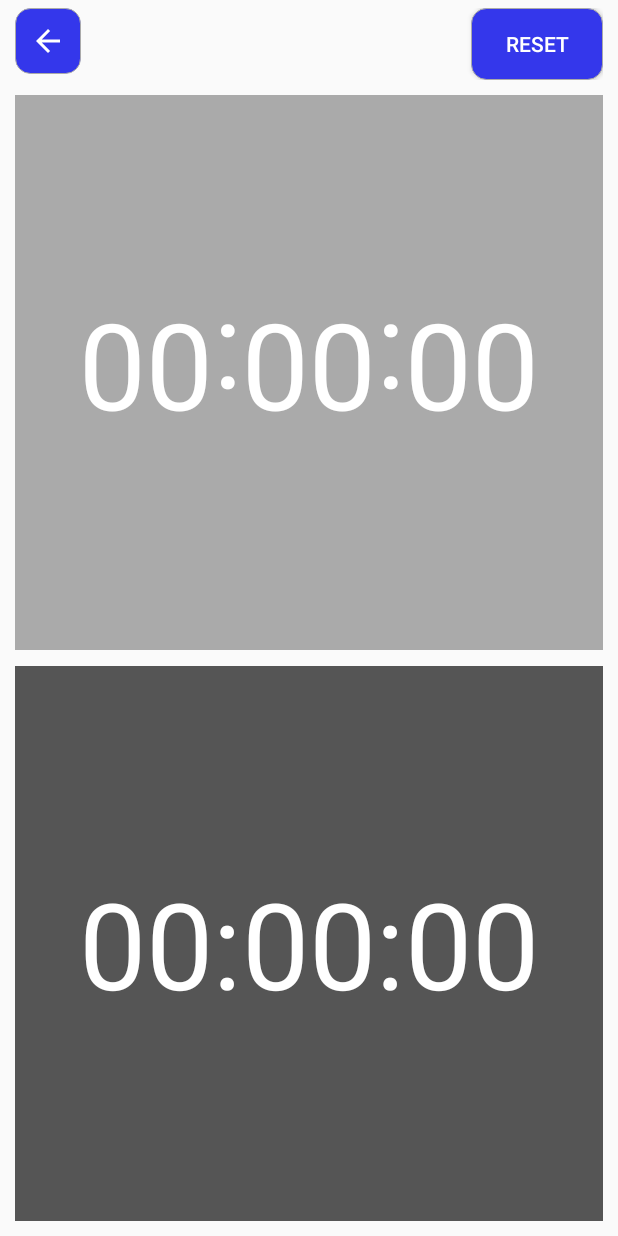
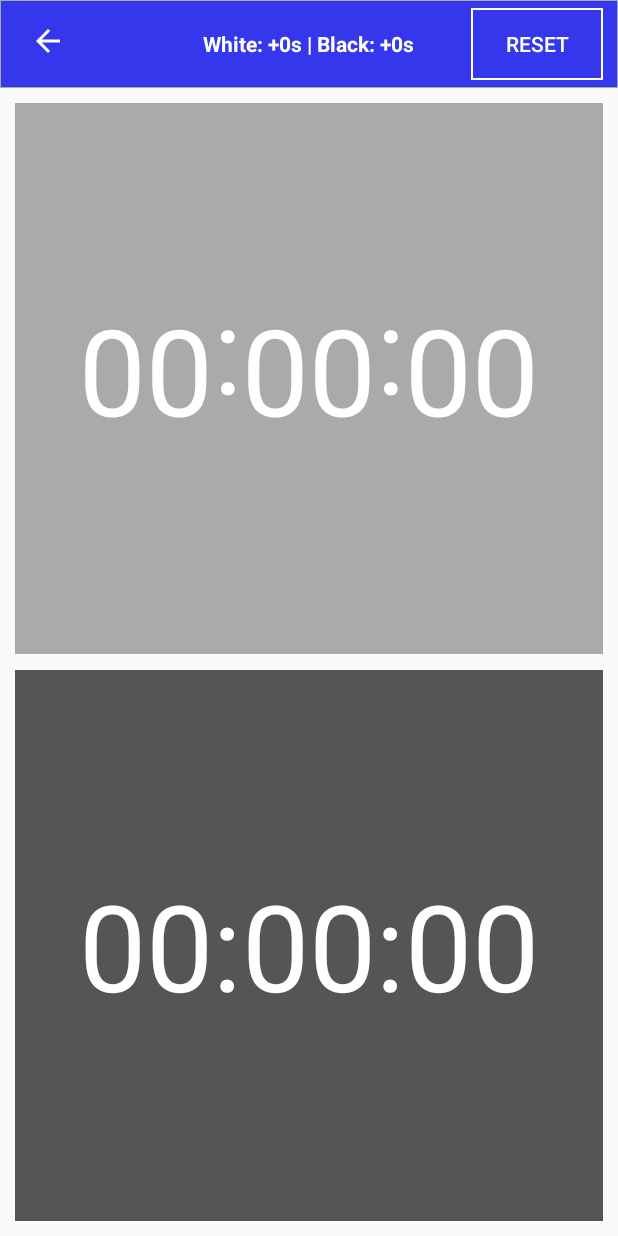
Before and after one commit to ZineddineBtc/ChessClock, an Android app: the ClockActivity screen opened directly, with no data from a screen before it, after a tap on an icon or button, on a phone screen of 412 x 824 dp. Run offline under Robolectric (Android 15) with nearby library versions, the phone set to English and light mode, and no system bars.

Commit message:
UI adjusted

```diff
--- a/app/src/main/java/com/example/chessclock/ClockActivity.java
+++ b/app/src/main/java/com/example/chessclock/ClockActivity.java
@@ -17,9 +17,8 @@ public class ClockActivity extends AppCompatActivity {
 
     ImageView backIV;
     Button resetButton;
-    //Button pauseButton;
     LinearLayout whiteLL, blackLL;
-    TextView whiteTV, blackTV;
+    TextView incrementTV, whiteTV, blackTV;
     CountDownTimer whiteTimer, blackTimer;
     long whiteTime, blackTime, whiteTimeLeft, blackTimeLeft,
             whiteIncrement, blackIncrement;
@@ -45,13 +44,17 @@ public class ClockActivity extends AppCompatActivity {
     private void findViewsByIds(){
         backIV = findViewById(R.id.backIV);
         resetButton = findViewById(R.id.resetButton);
-        //pauseButton = findViewById(R.id.pauseButton);
+        incrementTV = findViewById(R.id.incrementTV);
         whiteLL = findViewById(R.id.whiteLL);
         blackLL = findViewById(R.id.blackLL);
         whiteTV = findViewById(R.id.whiteTV);
         blackTV = findViewById(R.id.blackTV);
     }
     private void setUI(){
+        int w = (int) (whiteIncrement/1000);
+        int b = (int) (blackIncrement/1000);
+        String increments = "White: +"+w+"s | Black: +"+b+"s";
+        incrementTV.setText(increments);
         resetButton.setOnClickListener(new View.OnClickListener() {
             @Override
             public void onClick(View v) {
@@ -100,7 +103,7 @@ public class ClockActivity extends AppCompatActivity {
         return time;
     }
     private void whiteCounter(){
-        whiteTimer = new CountDownTimer(whiteTimeLeft+ whiteIncrement, 1000) {
+        whiteTimer = new CountDownTimer(whiteTimeLeft, 1000) {
             public void onTick(long millisUntilFinished) {
                 whiteTimeLeft =  millisUntilFinished;
                 whiteTV.setText(getTime((int) (millisUntilFinished/1000)));
@@ -110,15 +113,11 @@ public class ClockActivity extends AppCompatActivity {
             public void onFinish() {
             }
         }.start();
-        /*pausedAll = false;
-        blackPaused = true;
-        whitePaused = false;*/
         whiteLL.setBackgroundColor(getColor(R.color.dark_grey));
         blackLL.setBackgroundColor(getColor(R.color.light_grey));
-//        pauseButton.setBackgroundColor(getColor(R.color.dark_grey));
     }
     private void blackCounter(){
-        blackTimer = new CountDownTimer(blackTimeLeft+ blackIncrement, 1000) {
+        blackTimer = new CountDownTimer(blackTimeLeft, 1000) {
             public void onTick(long millisUntilFinished) {
                 blackTimeLeft =  millisUntilFinished;
                 blackTV.setText(getTime((int) (millisUntilFinished/1000)));
@@ -128,17 +127,16 @@ public class ClockActivity extends AppCompatActivity {
             public void onFinish() {
             }
         }.start();
-        /*pausedAll = false;
-        blackPaused = false;
-        whitePaused = true;*/
         blackLL.setBackgroundColor(getColor(R.color.dark_grey));
         whiteLL.setBackgroundColor(getColor(R.color.light_grey));
-//        pauseButton.setBackgroundColor(getColor(R.color.dark_grey));
     }
     private void onClickWhiteTimer(){
         if(!timeStarted) return;
-        //if(whitePaused && !blackPaused) return;
-        if(whiteTimer!=null) whiteTimer.cancel();
+        if(whiteTimer!=null) {
+            whiteTimer.cancel();
+            whiteTimeLeft += whiteIncrement;
+            whiteTV.setText(getTime((int) (whiteTimeLeft/1000)));
+        }
         blackCounter();
     }
     private void onClickBlackTimer() {
@@ -146,8 +144,11 @@ public class ClockActivity extends AppCompatActivity {
             whiteCounter();
             timeStarted = true;
         }else{
-            //if(blackPaused && !whitePaused) return;
-            if(blackTimer!=null)blackTimer.cancel();
+            if(blackTimer!=null){
+                blackTimer.cancel();
+                blackTimeLeft += blackIncrement;
+                blackTV.setText(getTime((int) (blackTimeLeft/1000)));
+            }
             whiteCounter();
         }
     }
@@ -156,29 +157,9 @@ public class ClockActivity extends AppCompatActivity {
         blackTimer.cancel();
         whiteTimeLeft = whiteTime;
         blackTimeLeft = blackTime;
-        //pauseButton.setBackgroundColor(getColor(R.color.light_grey));
         setUI();
         timeStarted = false;
     }
-    /*private void pause(){
-        if(pausedAll) return;
-        if(blackPaused && !whitePaused && (whiteTimer!=null)){
-            whiteTimer.cancel();
-            whitePaused = true;
-            blackPaused = false;
-            blackLL.setBackgroundColor(getColor(R.color.dark_grey));
-            whiteLL.setBackgroundColor(getColor(R.color.light_grey));
-        }else if(!blackPaused && whitePaused && (whiteTimer!=null)){
-            blackTimer.cancel();
-            blackPaused = true;
-            whitePaused = false;
-            whiteLL.setBackgroundColor(getColor(R.color.dark_grey));
-            blackLL.setBackgroundColor(getColor(R.color.light_grey));
-        }
-        pausedAll = true;
-        pauseButton.setBackgroundColor(getColor(R.color.light_grey));
-    }*/
-
     @Override
     public void onBackPressed() {
         startActivity(new Intent(getApplicationContext(), SetClockActivity.class));
--- /dev/null
+++ b/app/src/main/res/drawable/special_background_border.xml
@@ -0,0 +1,7 @@
+<?xml version="1.0" encoding="utf-8"?>
+<shape xmlns:android="http://schemas.android.com/apk/res/android">
+    <solid   android:color="@color/special"/>
+    <stroke android:width="0.5dp" android:color="#AAAAAA"/>
+    <padding android:left="0dp" android:top="0dp"
+        android:right="0dp" android:bottom="0dp" />
+</shape>
--- /dev/null
+++ b/app/src/main/res/drawable/white_border.xml
@@ -0,0 +1,7 @@
+<?xml version="1.0" encoding="utf-8"?>
+<shape xmlns:android="http://schemas.android.com/apk/res/android">
+    <stroke android:width="1dp"
+        android:color="#ffffff"/>
+    <padding android:left="0dp" android:top="0dp"
+        android:right="0dp" android:bottom="0dp" />
+</shape>
--- a/app/src/main/res/layout/activity_clock.xml
+++ b/app/src/main/res/layout/activity_clock.xml
@@ -12,24 +12,33 @@
         android:layout_width="match_parent"
         android:layout_height="wrap_content"
         android:gravity="center_vertical"
-        android:layout_marginTop="5dp"
-        android:layout_marginEnd="10dp"
-        android:layout_marginStart="10dp">
+        android:paddingTop="5dp"
+        android:paddingBottom="5dp"
+        android:paddingEnd="10dp"
+        android:paddingStart="10dp"
+        android:background="@drawable/special_background_border">
 
         <ImageView
             android:id="@+id/backIV"
             android:layout_width="wrap_content"
             android:layout_height="wrap_content"
             android:src="@drawable/ic_arrow_back_white"
-            android:background="@drawable/special_background_rounded_border"
             android:padding="10dp"/>
+        <TextView
+            android:id="@+id/incrementTV"
+            android:layout_width="wrap_content"
+            android:layout_height="wrap_content"
+            android:layout_centerInParent="true"
+            android:textSize="14sp"
+            android:textStyle="bold"
+            android:textColor="#ffffff"/>
         <Button
             android:id="@+id/resetButton"
             android:layout_width="wrap_content"
             android:layout_height="wrap_content"
             android:layout_alignParentEnd="true"
-            android:background="@drawable/special_background_rounded_border"
             android:text="@string/reset"
+            android:background="@drawable/white_border"
             android:textColor="#ffffff" />
     </RelativeLayout>
     <LinearLayout
```
